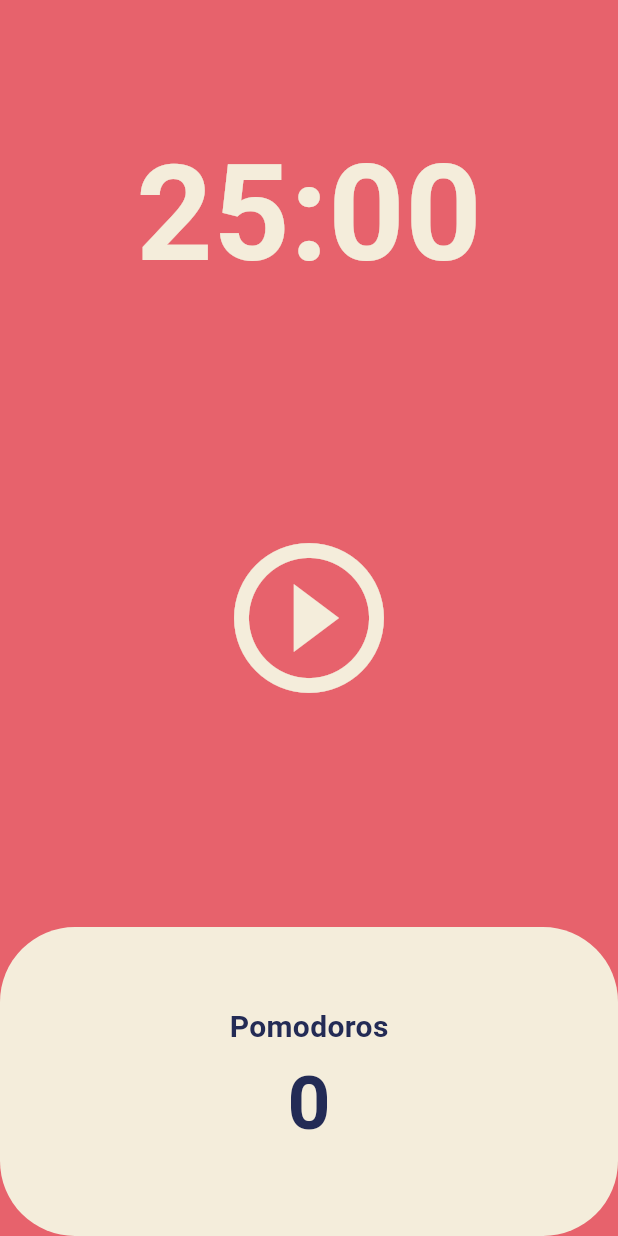
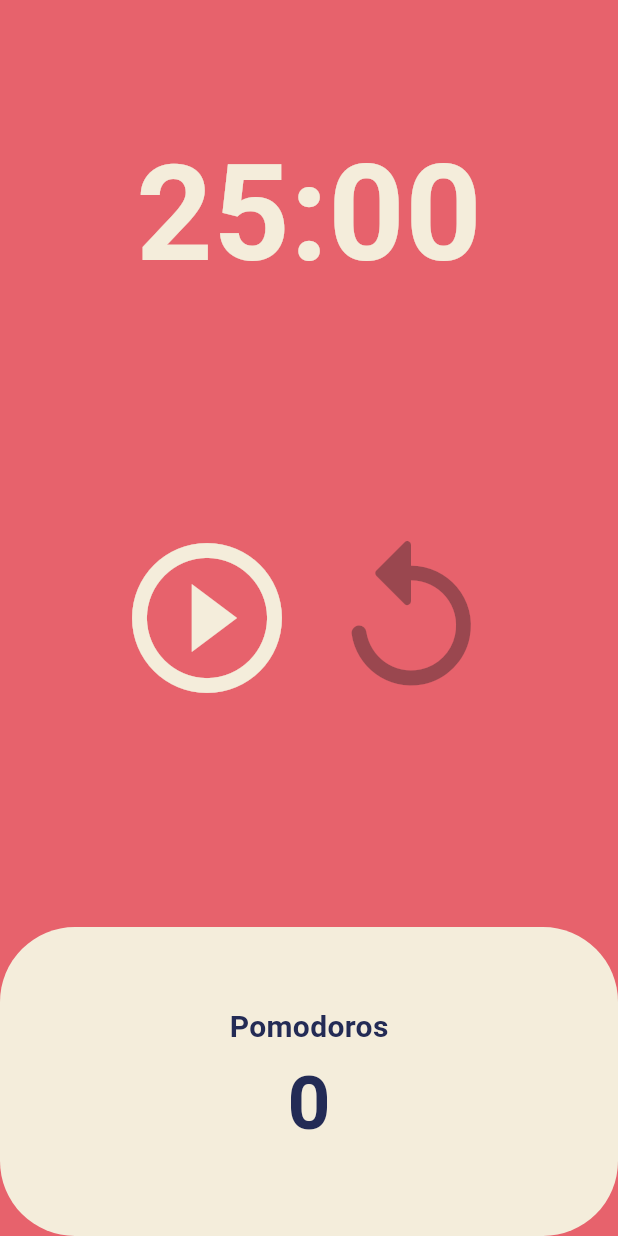
Before and after one commit to nuson999/toonflix, a Flutter app: the screen it shows after launch, on a phone screen of 412 x 824 dp. Run offline on Flutter 3.47's test engine with Material 3 defaults, Android fonts, the phone set to English and light mode, and no system bars.

Commit message:
#5.4 Code Challenge

```diff
--- a/lib/screens/home_screen.dart
+++ b/lib/screens/home_screen.dart
@@ -49,6 +49,12 @@ class _HomeScreenState extends State<HomeScreen> {
     });
   }
 
+  void onRestartPressed() {
+    setState(() {
+      totalSeconds = twentyFiveMinutes;
+    });
+  }
+
   String format(int seconds) {
     var duration = Duration(seconds: seconds);
     return duration.toString().split('.').first.substring(2, 7);
@@ -77,13 +83,24 @@ class _HomeScreenState extends State<HomeScreen> {
           Flexible(
             flex: 2,
             child: Center(
-              child: IconButton(
+              child: Row(
+                mainAxisAlignment: MainAxisAlignment.center,
+                children: [
+                  IconButton(
                     iconSize: 120,
                     color: Theme.of(context).cardColor,
                     onPressed: isRunning ? onPaussPressed : onStartPressed,
                     icon: Icon(isRunning
                         ? Icons.pause_circle_outline
                         : Icons.play_circle_outline),
+                  ),
+                  IconButton(
+                    iconSize: 120,
+                    color: Theme.of(context).cardColor,
+                    onPressed: isRunning ? onRestartPressed : null,
+                    icon: const Icon(Icons.replay_rounded),
+                  ),
+                ],
               ),
             ),
           ),
```
Lines whose indentation alone changed are shown as unchanged.
